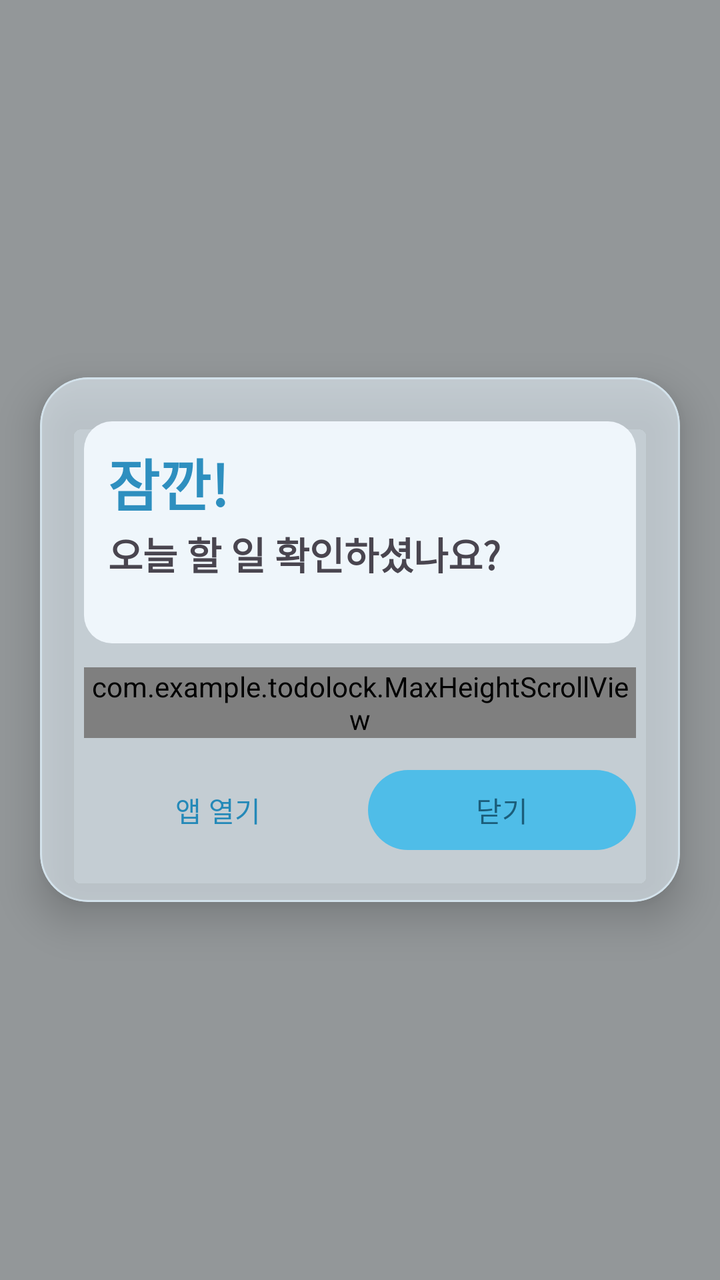
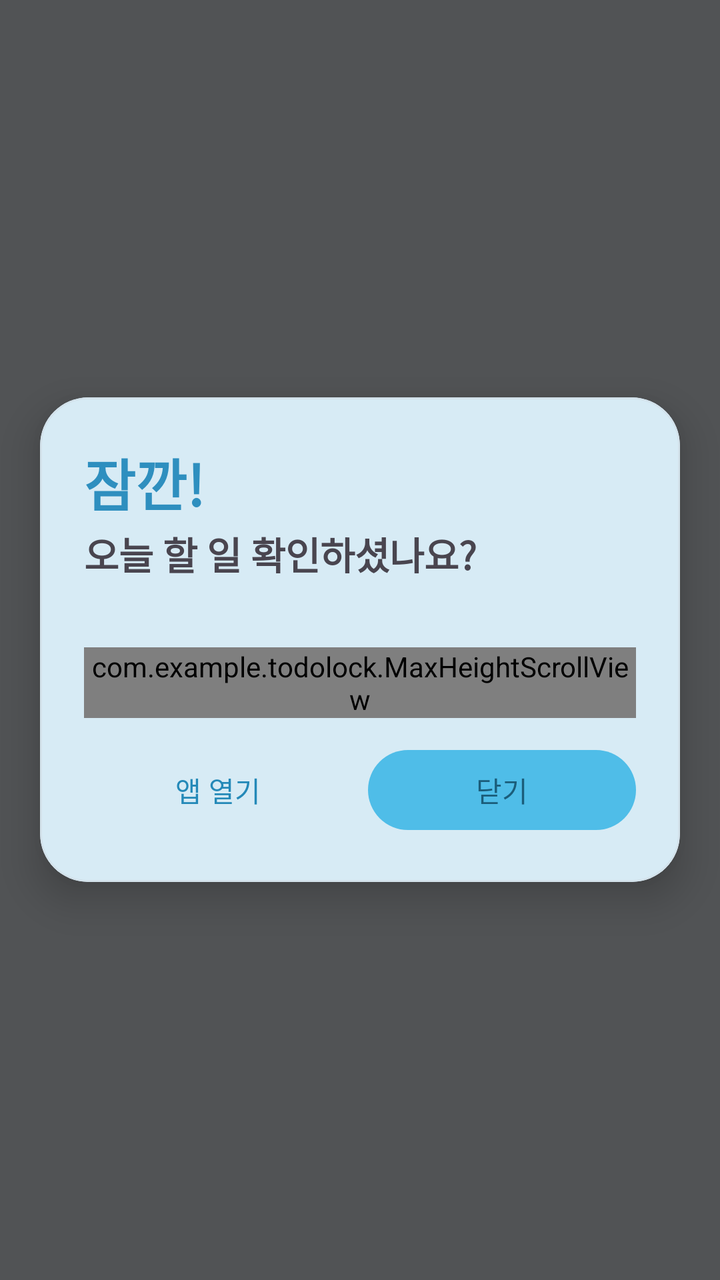

Screens rendered from an Android XML layout before and after an edit, with the pre-edit source and the edit as a unified diff.
<!-- AndroidManifest.xml: application theme Theme.TodoLock -->
<!-- res/layout/activity_popup.xml -->
<?xml version="1.0" encoding="utf-8"?>
<FrameLayout xmlns:android="http://schemas.android.com/apk/res/android"
    xmlns:app="http://schemas.android.com/apk/res-auto"
    android:layout_width="match_parent"
    android:layout_height="match_parent">

    
    <View
        android:id="@+id/scrim"
        android:layout_width="match_parent"
        android:layout_height="match_parent"
        android:background="#66000000" />

    <com.google.android.material.card.MaterialCardView
        android:layout_width="match_parent"
        android:layout_height="wrap_content"
        android:layout_gravity="center"
        android:layout_marginStart="20dp"
        android:layout_marginEnd="20dp"
        android:layout_marginTop="48dp"
        android:layout_marginBottom="48dp"
        app:cardCornerRadius="24dp"
        app:cardElevation="12dp"
        app:cardBackgroundColor="@color/popup_card_bg"
        app:rippleColor="@android:color/transparent"
        android:clickable="true"
        android:focusable="false">

        <LinearLayout
            android:layout_width="match_parent"
            android:layout_height="wrap_content"
            android:orientation="vertical"
            android:padding="22dp">

            
            <LinearLayout
                android:layout_width="match_parent"
                android:layout_height="wrap_content"
                android:orientation="vertical"
                android:background="@drawable/popup_item_panel"
                android:paddingStart="12dp"
                android:paddingEnd="12dp"
                android:paddingTop="10dp"
                android:paddingBottom="10dp">

                <TextView
                    android:layout_width="match_parent"
                    android:layout_height="wrap_content"
                    android:text="잠깐!"
                    android:textSize="28sp"
                    android:textStyle="bold"
                    android:textColor="@color/sky_heading" />

                <TextView
                    android:layout_width="match_parent"
                    android:layout_height="wrap_content"
                    android:layout_marginTop="1dp"
                    android:text="오늘 할 일 확인하셨나요?"
                    android:textSize="19sp"
                    android:textStyle="bold" />

                <TextView
                    android:id="@+id/tvCount"
                    android:layout_width="match_parent"
                    android:layout_height="wrap_content"
                    android:layout_marginTop="2dp"
                    android:textSize="14sp"
                    android:alpha="0.6" />
            </LinearLayout>

            
            <com.example.todolock.MaxHeightScrollView
                android:layout_width="match_parent"
                android:layout_height="wrap_content"
                android:layout_marginTop="12dp"
                android:clipToPadding="false"
                android:scrollbars="vertical"
                android:fadeScrollbars="false">

                <LinearLayout
                    android:id="@+id/container"
                    android:layout_width="match_parent"
                    android:layout_height="wrap_content"
                    android:orientation="vertical" />
            </com.example.todolock.MaxHeightScrollView>

            <LinearLayout
                android:layout_width="match_parent"
                android:layout_height="wrap_content"
                android:orientation="horizontal"
                android:layout_marginTop="12dp">

                <com.google.android.material.button.MaterialButton
                    android:id="@+id/btnOpenApp"
                    style="@style/Widget.Material3.Button.TextButton"
                    android:layout_width="0dp"
                    android:layout_height="wrap_content"
                    android:layout_weight="1"
                    android:text="앱 열기" />

                <com.google.android.material.button.MaterialButton
                    android:id="@+id/btnClose"
                    style="@style/Widget.TodoLock.Button.Sky"
                    android:layout_width="0dp"
                    android:layout_height="wrap_content"
                    android:layout_weight="1"
                    android:layout_marginStart="8dp"
                    android:text="닫기" />
            </LinearLayout>
        </LinearLayout>
    </com.google.android.material.card.MaterialCardView>
</FrameLayout>
<!-- resources referenced by this layout -->
<resources>
  <color name="popup_card_bg">#99EAF6FE</color>
  <color name="sky_heading">#2E8FBF</color>
  <!-- drawable popup_item_panel (drawable) -->
  <?xml version="1.0" encoding="utf-8"?>
  <shape xmlns:android="http://schemas.android.com/apk/res/android"
      android:shape="rectangle">
      <solid android:color="@color/popup_item_bg" />
      <corners android:radius="14dp" />
  </shape>
  <style name="Widget.TodoLock.Button.Sky" parent="Widget.Material3.Button">
          <item name="backgroundTint">@color/sky_bright</item>
          <item name="android:textColor">@color/on_sky_bright</item>
          <item name="iconTint">@color/on_sky_bright</item>
          <item name="rippleColor">@color/on_sky_bright</item>
      </style>
  <color name="popup_item_bg">#EBF4FAFF</color>
  <color name="sky_bright">#4FBDE8</color>
  <color name="on_sky_bright">#1B5D7A</color>
  <color name="md_primary">#2489B8</color>
  <color name="md_on_primary">#FFFFFF</color>
  <color name="md_primary_container">#DCF2FE</color>
  <color name="md_on_primary_container">#1B5673</color>
  <color name="md_secondary">#4E616D</color>
  <color name="md_on_secondary">#FFFFFF</color>
  <color name="md_secondary_container">#D1E5F4</color>
  <color name="md_on_secondary_container">#0A1E28</color>
  <color name="md_tertiary">#5F5B7D</color>
  <color name="md_on_tertiary">#FFFFFF</color>
  <color name="md_tertiary_container">#E5DEFF</color>
  <color name="md_on_tertiary_container">#1B1736</color>
  <color name="md_error">#BA1A1A</color>
  <color name="md_on_error">#FFFFFF</color>
  <color name="md_error_container">#FFDAD6</color>
  <color name="md_on_error_container">#410002</color>
  <color name="md_background">#F4FBFF</color>
  <color name="md_on_background">#2C3A42</color>
  <color name="md_surface">#F4FBFF</color>
  <color name="md_on_surface">#2C3A42</color>
  <color name="md_surface_variant">#E3EEF5</color>
  <color name="md_on_surface_variant">#5A6B75</color>
  <color name="md_outline">#9BB0BC</color>
  <color name="md_outline_variant">#D3E2EB</color>
  <color name="md_inverse_surface">#2E3133</color>
  <color name="md_inverse_on_surface">#EFF1F3</color>
  <color name="md_inverse_primary">#83CFFF</color>
  <color name="md_surface_dim">#DDEBF4</color>
  <color name="md_surface_bright">#FBFDFF</color>
  <color name="md_surface_container_lowest">#FFFFFF</color>
  <color name="md_surface_container_low">#F9FCFF</color>
  <color name="md_surface_container">#EFF8FE</color>
  <color name="md_surface_container_high">#E7F4FD</color>
  <color name="md_surface_container_highest">#DEEFFB</color>
  <!-- unchanged entries left out for length: 1 -->
</resources>

<!-- the commit's change to res/layout/activity_popup.xml (unified diff, before → after) -->
@@ -4,12 +4,11 @@
     android:layout_width="match_parent"
     android:layout_height="match_parent">
 
-    
     <View
         android:id="@+id/scrim"
         android:layout_width="match_parent"
         android:layout_height="match_parent"
-        android:background="#66000000" />
+        android:background="#AA000000" />
 
     <com.google.android.material.card.MaterialCardView
         android:layout_width="match_parent"
@@ -21,7 +20,6 @@
         android:layout_marginBottom="48dp"
         app:cardCornerRadius="24dp"
         app:cardElevation="12dp"
-        app:cardBackgroundColor="@color/popup_card_bg"
         app:rippleColor="@android:color/transparent"
         android:clickable="true"
         android:focusable="false">
@@ -32,48 +30,35 @@
             android:orientation="vertical"
             android:padding="22dp">
 
-            
-            <LinearLayout
+            <TextView
                 android:layout_width="match_parent"
                 android:layout_height="wrap_content"
-                android:orientation="vertical"
-                android:background="@drawable/popup_item_panel"
-                android:paddingStart="12dp"
-                android:paddingEnd="12dp"
-                android:paddingTop="10dp"
-                android:paddingBottom="10dp">
+                android:text="잠깐!"
+                android:textSize="28sp"
+                android:textStyle="bold"
+                android:textColor="@color/sky_heading" />
 
-                <TextView
-                    android:layout_width="match_parent"
-                    android:layout_height="wrap_content"
-                    android:text="잠깐!"
-                    android:textSize="28sp"
-                    android:textStyle="bold"
-                    android:textColor="@color/sky_heading" />
+            <TextView
+                android:layout_width="match_parent"
+                android:layout_height="wrap_content"
+                android:layout_marginTop="1dp"
+                android:text="오늘 할 일 확인하셨나요?"
+                android:textSize="19sp"
+                android:textStyle="bold" />
 
-                <TextView
-                    android:layout_width="match_parent"
-                    android:layout_height="wrap_content"
-                    android:layout_marginTop="1dp"
-                    android:text="오늘 할 일 확인하셨나요?"
-                    android:textSize="19sp"
-                    android:textStyle="bold" />
-
-                <TextView
-                    android:id="@+id/tvCount"
-                    android:layout_width="match_parent"
-                    android:layout_height="wrap_content"
-                    android:layout_marginTop="2dp"
-                    android:textSize="14sp"
-                    android:alpha="0.6" />
-            </LinearLayout>
+            <TextView
+                android:id="@+id/tvCount"
+                android:layout_width="match_parent"
+                android:layout_height="wrap_content"
+                android:layout_marginTop="2dp"
+                android:textSize="14sp"
+                android:alpha="0.6" />
 
             
             <com.example.todolock.MaxHeightScrollView
                 android:layout_width="match_parent"
                 android:layout_height="wrap_content"
                 android:layout_marginTop="12dp"
-                android:clipToPadding="false"
                 android:scrollbars="vertical"
                 android:fadeScrollbars="false">
 
<!-- resource entries referenced after the edit -->
@@ -1,21 +1,12 @@
 <!-- resources referenced by this layout -->
 <resources>
-  <color name="popup_card_bg">#99EAF6FE</color>
   <color name="sky_heading">#2E8FBF</color>
-  <!-- drawable popup_item_panel (drawable) -->
-  <?xml version="1.0" encoding="utf-8"?>
-  <shape xmlns:android="http://schemas.android.com/apk/res/android"
-      android:shape="rectangle">
-      <solid android:color="@color/popup_item_bg" />
-      <corners android:radius="14dp" />
-  </shape>
   <style name="Widget.TodoLock.Button.Sky" parent="Widget.Material3.Button">
           <item name="backgroundTint">@color/sky_bright</item>
           <item name="android:textColor">@color/on_sky_bright</item>
           <item name="iconTint">@color/on_sky_bright</item>
           <item name="rippleColor">@color/on_sky_bright</item>
       </style>
-  <color name="popup_item_bg">#EBF4FAFF</color>
   <color name="sky_bright">#4FBDE8</color>
   <color name="on_sky_bright">#1B5D7A</color>
   <color name="md_primary">#2489B8</color>
